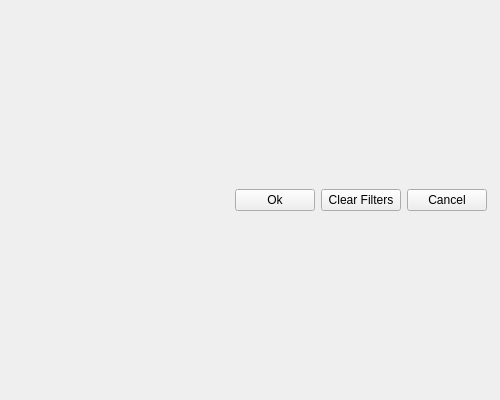
First picture: the form in ui/advancedFilters.ui, repository Fabiobreo/Optc-ToolBox, before the edit.
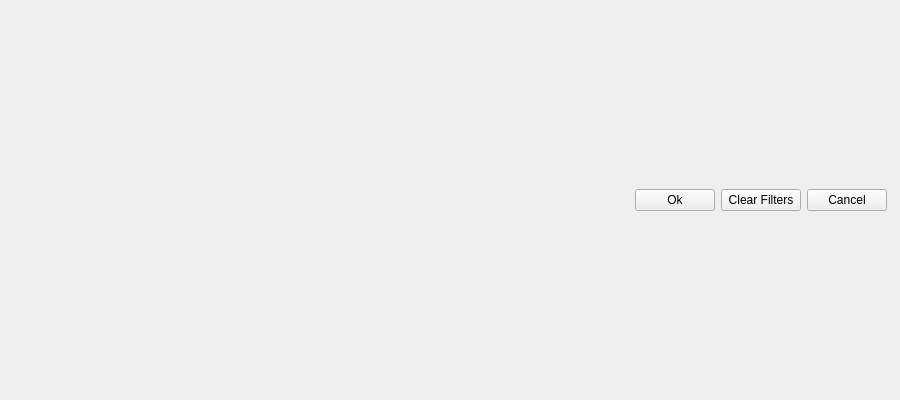
Second picture: the form after the edit.

Diff of the .ui file:
```diff
--- a/ui/advancedFilters.ui
+++ b/ui/advancedFilters.ui
@@ -9,7 +9,7 @@
    <rect>
     <x>0</x>
     <y>0</y>
-    <width>500</width>
+    <width>900</width>
     <height>400</height>
    </rect>
   </property>
```
